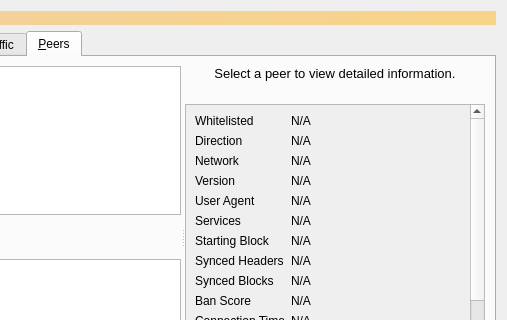
Qt form src/qt/forms/debugwindow.ui (TaobotX11/nusacoin) before a commit; both pictures show x 241 to 748 and y 0 to 320 of the 748 by 430 pixel window.
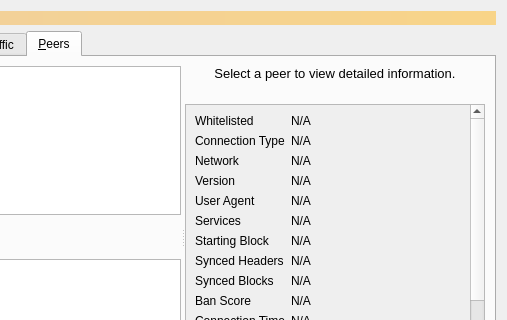
The same form after that commit. The open tabs and pages were chosen to show the change. Icons and pictures are not drawn. Custom widgets are drawn as their Qt base class.

Commit message: net, p2p, gui: replace direction with connection type in gui peer details window #20778

```diff
--- a/src/qt/forms/debugwindow.ui
+++ b/src/qt/forms/debugwindow.ui
@@ -1102,7 +1102,7 @@
                <item row="1" column="0">
                 <widget class="QLabel" name="label_23">
                  <property name="text">
-                  <string>Direction</string>
+                  <string>Connection Type</string>
                  </property>
                 </widget>
                </item>
```
Left out of the diff: 7 changed lines with no effect on the pictures. The commit also changes 7 other files.
